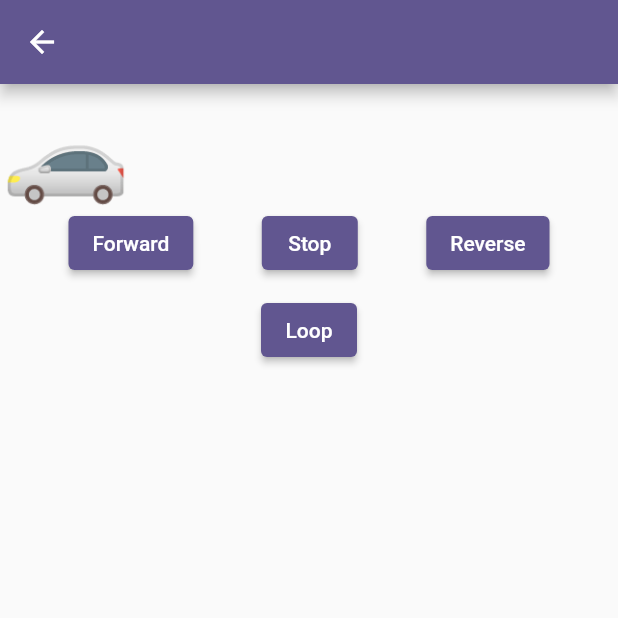
After one commit to bayhasdev/test_app_v2, a Flutter app: the CarAnimationPage screen opened directly, on a phone screen of 412 x 824 dp, the top half of it. The commit adds this screen. Run offline on Flutter 3.47's test engine with Material 2 defaults, Android fonts, the phone set to English and light mode, and no system bars; our stand-ins replace photo_view, scrollable_positioned_list; missing offline and left inert: flutter_section_list, flutter_wall_layout; project files that could hold a hidden picture were left out.

Commit message:
car animation

```diff
--- a/lib/src/ui/design/animation/_animation_index.dart
+++ b/lib/src/ui/design/animation/_animation_index.dart
@@ -1,5 +1,6 @@
 import 'package:flutter/material.dart';
 import 'package:test_app_v2/src/ui/components/app_widgets.dart';
+import 'package:test_app_v2/src/ui/design/animation/car_an%C4%B1mat%C4%B1on_page.dart';
 import 'package:test_app_v2/src/ui/design/animation/hero/hero_page.dart';
 
 class AnimationIndex extends StatelessWidget {
@@ -16,6 +17,7 @@ class AnimationIndex extends StatelessWidget {
             ////////////////{ Grids } ////////////////
             ListViewSectionHeader(title: 'Transitions & navigation'),
             ListViewSingleItem(title: 'Hero ', navigationWidget: HeroPage()),
+            ListViewSingleItem(title: 'Car Animation ', navigationWidget: CarAnimationPage()),
           ],
         ),
       ),
--- /dev/null
+++ b/lib/src/ui/design/animation/car_anımatıon_page.dart
@@ -0,0 +1,81 @@
+import 'package:flutter/material.dart';
+
+////////////////{ ref : https://santosenoque.medium.com/flutter-explicit-animations-master-flutter-animations-part-2-101b0b392250 } ////////////////
+class CarAnimationPage extends StatefulWidget {
+  static const String routeName = '/CarAnimationPage';
+  @override
+  _CarAnimationPageState createState() => _CarAnimationPageState();
+}
+
+class _CarAnimationPageState extends State<CarAnimationPage> with SingleTickerProviderStateMixin {
+  late AnimationController controller;
+  @override
+  void initState() {
+    super.initState();
+
+    controller = AnimationController(vsync: this, duration: Duration(seconds: 1), lowerBound: 0, upperBound: 400);
+
+    // adding a listener
+    controller.addListener(() {
+      setState(() {});
+    });
+    controller.forward();
+  }
+
+  @override
+  void dispose() {
+    controller.dispose();
+    super.dispose();
+  }
+
+  @override
+  Widget build(BuildContext context) {
+    return Scaffold(
+      appBar: AppBar(
+        title: Text(''),
+      ),
+      body: SafeArea(
+        child: Column(
+          children: [
+            Container(
+              alignment: AlignmentDirectional.centerEnd,
+              margin: EdgeInsetsDirectional.only(end: controller.value),
+              child: Text('🚗', style: TextStyle(fontSize: 70)),
+            ),
+            Row(
+              mainAxisAlignment: MainAxisAlignment.spaceEvenly,
+              children: [
+                ElevatedButton(
+                    onPressed: () {
+                      controller.forward();
+                    },
+                    child: Text('Forward')),
+                ElevatedButton(
+                    onPressed: () {
+                      controller.stop();
+                    },
+                    child: Text('Stop')),
+                ElevatedButton(
+                    onPressed: () {
+                      controller.reverse();
+                    },
+                    child: Text('Reverse')),
+              ],
+            ),
+            SizedBox(height: 10),
+            Row(
+              mainAxisAlignment: MainAxisAlignment.center,
+              children: [
+                ElevatedButton(
+                    onPressed: () {
+                      controller.repeat(reverse: true);
+                    },
+                    child: Text('Loop')),
+              ],
+            ),
+          ],
+        ),
+      ),
+    );
+  }
+}
```
